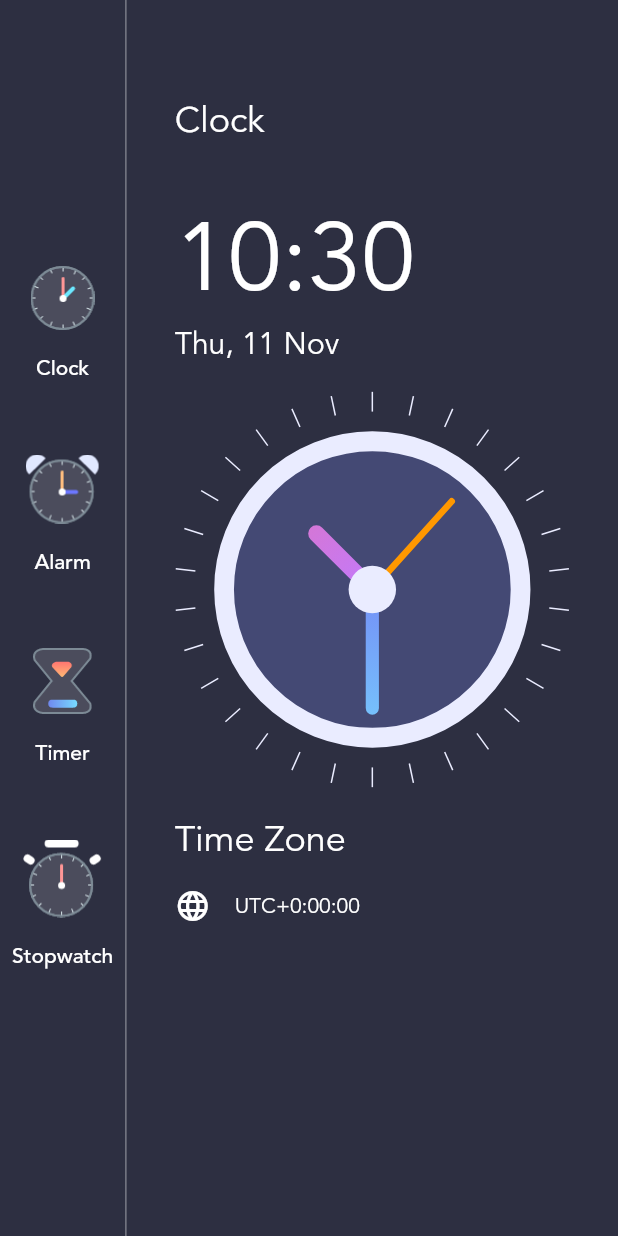
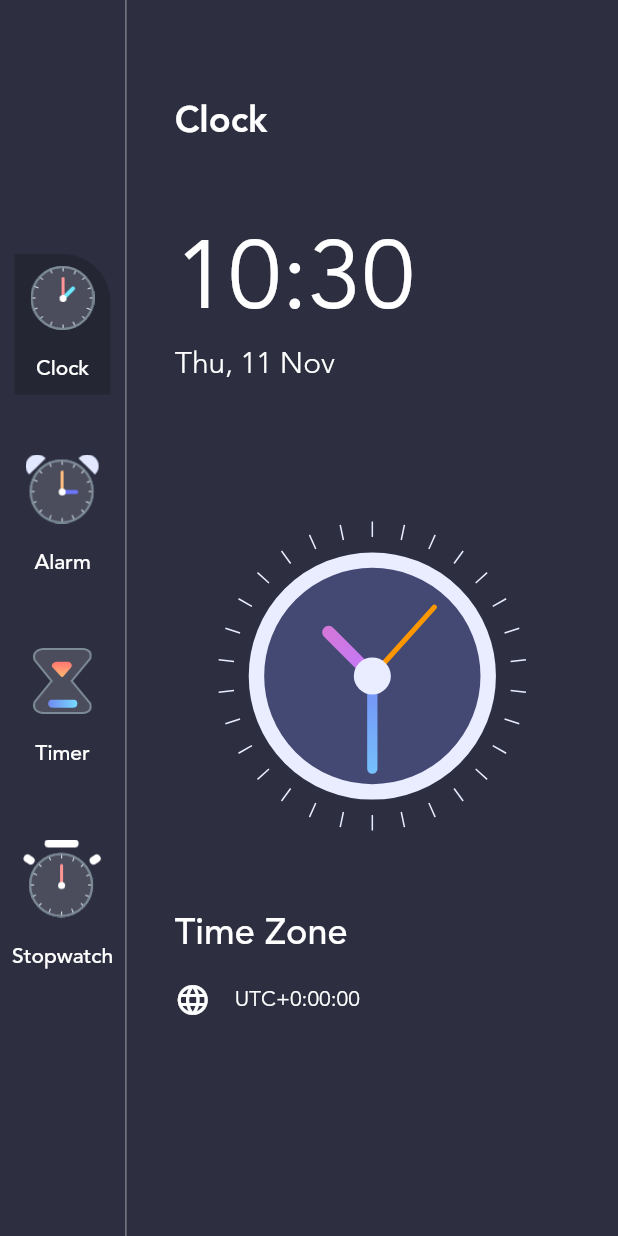
Before and after one commit to Mohamed-Rashed/s7eny, a Flutter app: the screen it shows after launch, on a phone screen of 412 x 824 dp. Run offline on Flutter 3.47's test engine with Material 2 defaults, Android fonts, the phone set to English and light mode, and no system bars.

```diff
--- /dev/null
+++ b/lib/Screens/alarm_page.dart
@@ -0,0 +1,30 @@
+import 'package:flutter/material.dart';
+import 'package:s7eny/const/colors.dart';
+
+class AlarmPage extends StatefulWidget {
+  const AlarmPage({Key? key}) : super(key: key);
+
+  @override
+  _AlarmPageState createState() => _AlarmPageState();
+}
+
+class _AlarmPageState extends State<AlarmPage> {
+  @override
+  Widget build(BuildContext context) {
+    return Container(
+      child: Column(
+        children: [
+          Text(
+            "Clock",
+            style: TextStyle(
+              fontFamily: 'avenir',
+              fontWeight: FontWeight.w700,
+              color: MyColor.primaryTextColor,
+              fontSize: 24,
+            ),
+          ),
+        ],
+      ),
+    );
+  }
+}
--- /dev/null
+++ b/lib/Screens/clock_page.dart
@@ -0,0 +1,116 @@
+import 'package:flutter/material.dart';
+import 'package:intl/intl.dart';
+import 'package:s7eny/Screens/widget/clock_view.dart';
+import 'package:s7eny/Screens/widget/digital_clock.dart';
+import 'package:s7eny/const/colors.dart';
+
+class ClockPage extends StatefulWidget {
+  const ClockPage({Key? key}) : super(key: key);
+
+  @override
+  _ClockPageState createState() => _ClockPageState();
+}
+
+class _ClockPageState extends State<ClockPage> {
+  @override
+  Widget build(BuildContext context) {
+    var now = DateTime.now();
+    var formattedTime = DateFormat('HH:mm').format(now);
+    var formattedDate = DateFormat('EEE, d MMM').format(now);
+    var timeZoneString = now.timeZoneOffset.toString().split('.').first;
+    var offsetSign = '';
+    if (!timeZoneString.startsWith('-')) offsetSign = '+';
+    return Container(
+      child: Padding(
+        padding:
+        const EdgeInsets.symmetric(horizontal: 32, vertical: 64),
+        child: Column(
+          crossAxisAlignment: CrossAxisAlignment.start,
+          children: [
+            Flexible(
+              flex: 1,
+              fit: FlexFit.tight,
+              child: Text(
+                "Clock",
+                style: TextStyle(
+                  fontFamily: 'avenir',
+                  fontWeight: FontWeight.w700,
+                  color: MyColor.primaryTextColor,
+                  fontSize: 24,
+                ),
+              ),
+            ),
+            Flexible(
+              flex: 2,
+              child: Column(
+                crossAxisAlignment: CrossAxisAlignment.start,
+                children: [
+                  DigitalClockWidget(),
+                  Text(
+                    formattedDate,
+                    style: TextStyle(
+                      fontFamily: 'avenir',
+                      fontWeight: FontWeight.w300,
+                      color: MyColor.primaryTextColor,
+                      fontSize: 20,
+                    ),
+                  ),
+                ],
+              ),
+            ),
+            Flexible(
+              flex: 4,
+              fit: FlexFit.tight,
+              child: Align(
+                alignment: Alignment.center,
+                child: ClockView(
+                  size: MediaQuery.of(context).size.height / 4,
+                ),
+              ),
+            ),
+            Flexible(
+              flex: 2,
+              fit: FlexFit.tight,
+              child: Column(
+                crossAxisAlignment: CrossAxisAlignment.start,
+                children: [
+                  Text(
+                    "Time Zone",
+                    style: TextStyle(
+                      fontFamily: 'avenir',
+                      fontWeight: FontWeight.w500,
+                      color: MyColor.primaryTextColor,
+                      fontSize: 24,
+                    ),
+                  ),
+                  SizedBox(
+                    height: 16,
+                  ),
+                  Row(
+                    children: [
+                      Icon(
+                        Icons.language,
+                        color: MyColor.primaryTextColor,
+                      ),
+                      SizedBox(
+                        width: 16,
+                      ),
+                      Text(
+                        "UTC" + offsetSign + timeZoneString,
+                        style: TextStyle(
+                          fontFamily: 'avenir',
+                          color: MyColor.primaryTextColor,
+                          fontSize: 14,
+                        ),
+                      ),
+                    ],
+                  ),
+                ],
+              ),
+            )
+          ],
+        ),
+      ),
+    );
+  }
+}
--- a/lib/Screens/home_screen.dart
+++ b/lib/Screens/home_screen.dart
@@ -1,7 +1,12 @@
+import 'package:flutter/cupertino.dart';
 import 'package:flutter/material.dart';
-import 'package:s7eny/Screens/widget/clock_view.dart';
+import 'package:provider/provider.dart';
+import 'package:s7eny/Screens/alarm_page.dart';
+import 'package:s7eny/Screens/clock_page.dart';
 import 'package:s7eny/const/colors.dart';
-import 'package:intl/intl.dart';
+import 'package:s7eny/data.dart';
+import 'package:s7eny/enum.dart';
+import 'package:s7eny/models/menu_info.dart';
 
 class HomePage extends StatefulWidget {
   const HomePage({Key? key}) : super(key: key);
@@ -13,98 +18,27 @@ class HomePage extends StatefulWidget {
 class _HomePageState extends State<HomePage> {
   @override
   Widget build(BuildContext context) {
-    var now = DateTime.now();
-    var formattedTime = DateFormat('HH:mm').format(now);
-    var formattedDate = DateFormat('EEE, d MMM').format(now);
-    var timeZoneString = now.timeZoneOffset.toString().split('.').first;
-    var offsetSign = '';
-    if (!timeZoneString.startsWith('-')) offsetSign = '+';
     return Scaffold(
       backgroundColor: MyColor.mainColor,
       body: Row(
         children: [
           Column(
             mainAxisAlignment: MainAxisAlignment.center,
-            children: [
-              buildMenuButton('Clock', 'assets/clock_icon.png'),
-              buildMenuButton('Alarm', 'assets/alarm_icon.png'),
-              buildMenuButton('Timer', 'assets/timer_icon.png'),
-              buildMenuButton('Stopwatch', 'assets/stopwatch_icon.png'),
-            ],
+            children: menuItems
+                .map((currentMenuInfo) => buildMenuButton(currentMenuInfo))
+                .toList(),
           ),
           VerticalDivider(
             color: MyColor.dividerColor,
             width: 1,
           ),
           Expanded(
-            child: Container(
-              child: Padding(
-                padding:
-                    const EdgeInsets.symmetric(horizontal: 32, vertical: 64),
-                child: Column(
-                  crossAxisAlignment: CrossAxisAlignment.start,
-                  children: [
-                    Text(
-                      "Clock",
-                      style: TextStyle(
-                        fontFamily: 'avenir',
-                        color: Colors.white,
-                        fontSize: 24,
-                      ),
-                    ),
-                    SizedBox(
-                      height: 32,
-                    ),
-                    Text(
-                      formattedTime,
-                      style: TextStyle(
-                        fontFamily: 'avenir',
-                        color: Colors.white,
-                        fontSize: 64,
-                      ),
-                    ),
-                    Text(
-                      formattedDate,
-                      style: TextStyle(
-                        fontFamily: 'avenir',
-                        color: Colors.white,
-                        fontSize: 20,
-                      ),
-                    ),
-                    ClockView(),
-                    Text(
-                      "Time Zone",
-                      style: TextStyle(
-                        fontFamily: 'avenir',
-                        color: Colors.white,
-                        fontSize: 24,
-                      ),
-                    ),
-                    SizedBox(
-                      height: 16,
-                    ),
-                    Row(
-                      children: [
-                        Icon(
-                          Icons.language,
-                          color: Colors.white,
-                        ),
-                        SizedBox(
-                          width: 16,
-                        ),
-                        Text(
-                          "UTC" + offsetSign + timeZoneString,
-                          style: TextStyle(
-                            fontFamily: 'avenir',
-                            color: Colors.white,
-                            fontSize: 14,
-                          ),
-                        ),
-                      ],
-                    )
-                  ],
-                ),
-              ),
+            child: Consumer(
+              builder: (BuildContext context,MenuInfo value, Widget? child) {
+                if(value.menuType == MenuType.clock) return ClockPage();
+                else if(value.menuType == MenuType.alarm) return AlarmPage();
+                else return Container();
+              }
             ),
           ),
         ],
@@ -112,24 +46,41 @@ class _HomePageState extends State<HomePage> {
     );
   }
 
-  Padding buildMenuButton(String title, String image) {
+  Widget buildMenuButton(MenuInfo currentMenuInfo) {
+    return Consumer<MenuInfo>(
+      builder: (BuildContext context, MenuInfo value, Widget? child) {
         return Padding(
           padding: const EdgeInsets.symmetric(
             vertical: 16.0,
           ),
           child: TextButton(
-        onPressed: () {},
+            style: ButtonStyle(
+              shape: MaterialStateProperty.all<RoundedRectangleBorder>(
+                RoundedRectangleBorder(
+                  borderRadius:
+                      BorderRadius.only(topRight: Radius.circular(32)),
+                ),
+              ),
+              backgroundColor: MaterialStateProperty.all(
+                  currentMenuInfo.menuType == value.menuType
+                      ? MyColor.menuBackgroundColor
+                      : Colors.transparent),
+            ),
+            onPressed: () {
+              var menuInfo = Provider.of<MenuInfo>(context, listen: false);
+              menuInfo.updateMenu(currentMenuInfo);
+            },
             child: Column(
               children: [
                 Image.asset(
-              image,
+                  currentMenuInfo.imageSource!,
                   scale: 1.5,
                 ),
                 SizedBox(
                   height: 16,
                 ),
                 Text(
-              title,
+                  currentMenuInfo.title!,
                   style: TextStyle(
                     fontFamily: 'avenir',
                     color: Colors.white,
@@ -140,5 +91,7 @@ class _HomePageState extends State<HomePage> {
             ),
           ),
         );
+      },
+    );
   }
 }
--- a/lib/Screens/widget/clock_view.dart
+++ b/lib/Screens/widget/clock_view.dart
@@ -5,7 +5,8 @@ import 'package:flutter/material.dart';
 import 'package:s7eny/Screens/widget/clock_painter.dart';
 
 class ClockView extends StatefulWidget {
-  const ClockView({Key? key}) : super(key: key);
+  final double size;
+  ClockView({Key? key, required this.size}) : super(key: key);
 
   @override
   _ClockViewState createState() => _ClockViewState();
@@ -28,8 +29,8 @@ class _ClockViewState extends State<ClockView> {
   @override
   Widget build(BuildContext context) {
     return Container(
-      height: 300,
-      width: 300,
+      height: widget.size,
+      width: widget.size,
       child: Transform.rotate(
         angle: -pi / 2,
         child: CustomPaint(
--- /dev/null
+++ b/lib/Screens/widget/digital_clock.dart
@@ -0,0 +1,46 @@
+import 'dart:async';
+import 'package:flutter/material.dart';
+import 'package:intl/intl.dart';
+import 'package:s7eny/const/colors.dart';
+
+class DigitalClockWidget extends StatefulWidget {
+  @override
+  State<StatefulWidget> createState() {
+    return DigitalClockWidgetState();
+  }
+}
+
+class DigitalClockWidgetState extends State<DigitalClockWidget> {
+  var formattedTime = DateFormat('HH:mm').format(DateTime.now());
+  late Timer timer;
+
+  @override
+  void initState() {
+    this.timer = Timer.periodic(Duration(seconds: 1), (timer) {
+      var perviousMinute = DateTime.now().add(Duration(seconds: -1)).minute;
+      var currentMinute = DateTime.now().minute;
+      if (perviousMinute != currentMinute)
+        setState(() {
+          formattedTime = DateFormat('HH:mm').format(DateTime.now());
+        });
+    });
+    super.initState();
+  }
+
+  @override
+  void dispose() {
+    this.timer.cancel();
+    super.dispose();
+  }
+
+  @override
+  Widget build(BuildContext context) {
+    return Text(
+      formattedTime,
+      style: TextStyle(
+          fontFamily: 'avenir',
+          color: MyColor.primaryTextColor,
+          fontSize: 64),
+    );
+  }
+}
--- /dev/null
+++ b/lib/data.dart
@@ -0,0 +1,13 @@
+import 'package:s7eny/enum.dart';
+import 'models/menu_info.dart';
+
+List<MenuInfo> menuItems = [
+  MenuInfo(MenuType.clock,
+      title: 'Clock', imageSource: 'assets/clock_icon.png'),
+  MenuInfo(MenuType.alarm,
+      title: 'Alarm', imageSource: 'assets/alarm_icon.png'),
+  MenuInfo(MenuType.timer,
+      title: 'Timer', imageSource: 'assets/timer_icon.png'),
+  MenuInfo(MenuType.stopwatch,
+      title: 'Stopwatch', imageSource: 'assets/stopwatch_icon.png'),
+];
--- /dev/null
+++ b/lib/enum.dart
@@ -0,0 +1,6 @@
+enum MenuType {
+  clock,
+  alarm,
+  timer,
+  stopwatch,
+}
--- a/lib/main.dart
+++ b/lib/main.dart
@@ -1,5 +1,8 @@
 import 'package:flutter/material.dart';
+import 'package:provider/provider.dart';
 import 'package:s7eny/Screens/home_screen.dart';
+import 'package:s7eny/enum.dart';
+import 'package:s7eny/models/menu_info.dart';
 
 void main() {
   runApp(MyApp());
@@ -15,7 +18,7 @@ class MyApp extends StatelessWidget {
         primarySwatch: Colors.blue,
       ),
       debugShowCheckedModeBanner: false,
-      home: HomePage(),
+      home: ChangeNotifierProvider<MenuInfo>(create: (context) => MenuInfo(MenuType.clock),child: HomePage()),
     );
   }
 }
--- /dev/null
+++ b/lib/models/menu_info.dart
@@ -0,0 +1,18 @@
+
+import 'package:flutter/foundation.dart';
+import 'package:s7eny/enum.dart';
+
+class MenuInfo extends ChangeNotifier {
+  MenuType menuType;
+  String? title;
+  String? imageSource;
+
+  MenuInfo(this.menuType, {this.title, this.imageSource});
+
+  updateMenu(MenuInfo menuInfo) {
+    this.menuType = menuInfo.menuType;
+    this.title = menuInfo.title;
+    this.imageSource = menuInfo.imageSource;
+    notifyListeners();
+  }
+}
--- a/pubspec.yaml
+++ b/pubspec.yaml
@@ -29,6 +29,7 @@ dependencies:
   # Use with the CupertinoIcons class for iOS style icons.
   cupertino_icons: ^1.0.2
   intl: ^0.17.0
+  provider: ^6.0.1
 
 dev_dependencies:
   flutter_test:
```
Also changed, not shown: pubspec.lock. Lines whose indentation alone changed are shown as unchanged.
